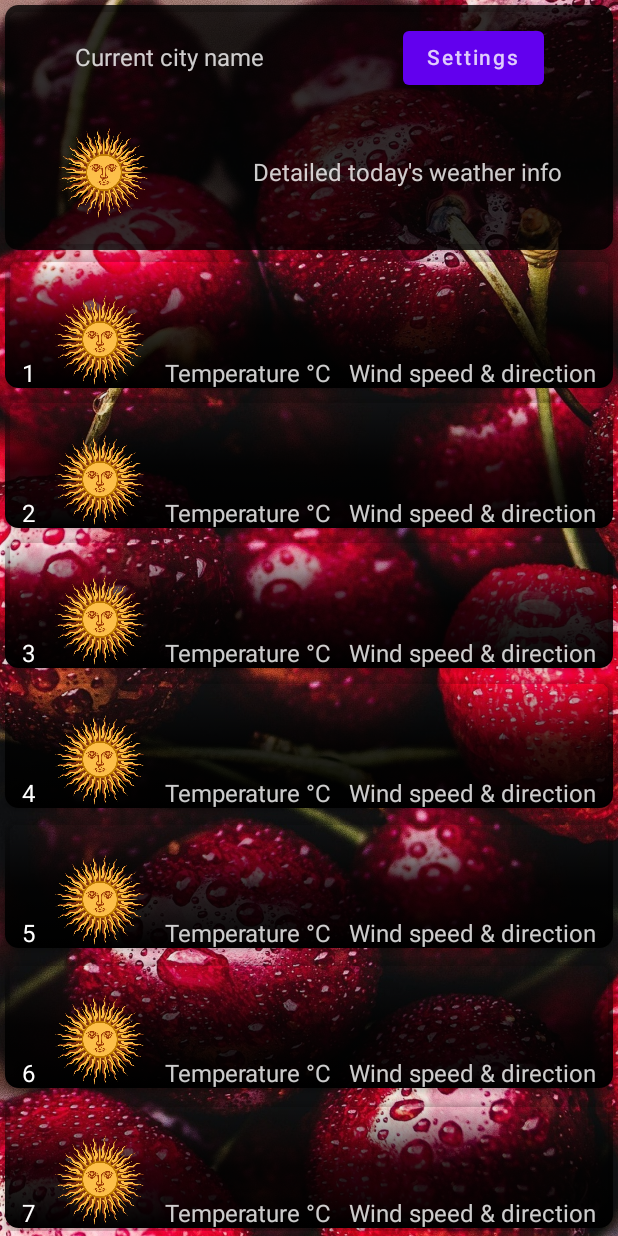
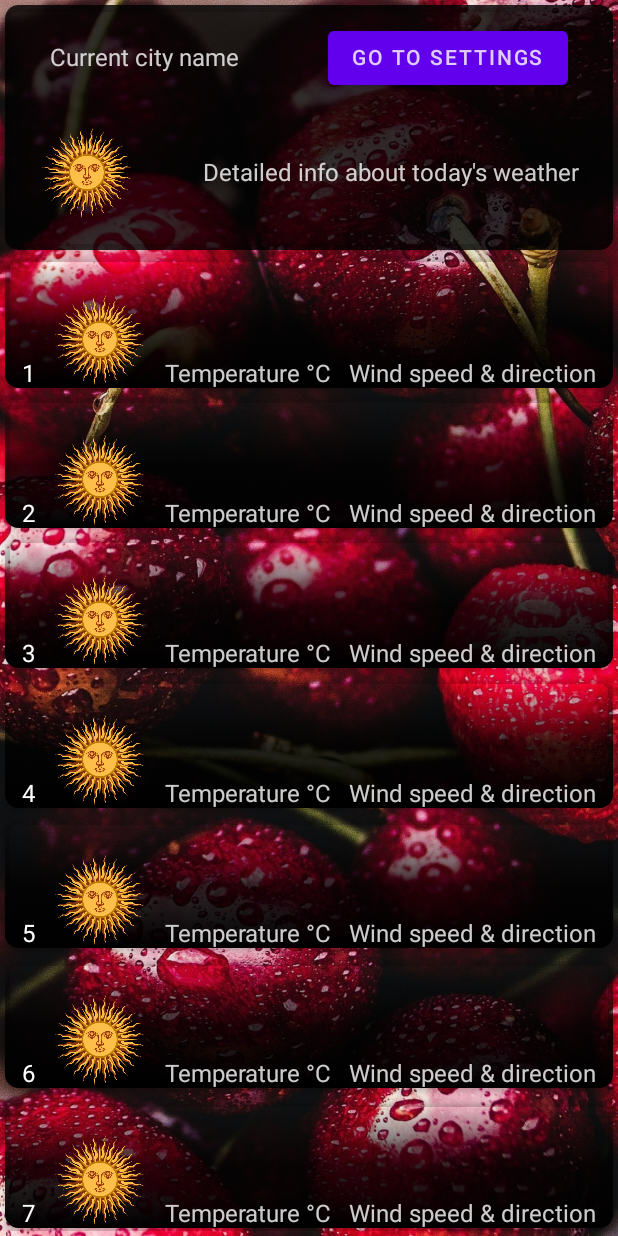
Before and after one commit to Kuchibecka/WeatherApp, an Android app built with Jetpack Compose: the screen it shows after launch (MainActivity), on a phone screen of 412 x 824 dp. Run offline under Robolectric (Android 15) with nearby library versions, the light colour scheme and no system bars.

Commit message:
Work on navigation has begun. Introduced a few new fragments to make MainScreen.kt less complex

```diff
--- a/app/src/main/java/com/kuchibecka/weatherapp/MainActivity.kt
+++ b/app/src/main/java/com/kuchibecka/weatherapp/MainActivity.kt
@@ -2,7 +2,6 @@ package com.kuchibecka.weatherapp
 
 import android.content.Context
 import android.os.Bundle
-import android.util.Log
 import androidx.activity.ComponentActivity
 import androidx.activity.compose.setContent
 import androidx.compose.foundation.Image
@@ -10,31 +9,28 @@ import androidx.compose.foundation.background
 import androidx.compose.foundation.layout.*
 import androidx.compose.foundation.lazy.LazyColumn
 import androidx.compose.foundation.lazy.itemsIndexed
-import androidx.compose.foundation.shape.CircleShape
 import androidx.compose.foundation.shape.RoundedCornerShape
-import androidx.compose.material.Button
 import androidx.compose.material.Card
-import androidx.compose.material.Surface
 import androidx.compose.material.Text
 import androidx.compose.runtime.Composable
 import androidx.compose.runtime.MutableState
 import androidx.compose.ui.Alignment
 import androidx.compose.ui.Modifier
-import androidx.compose.ui.draw.clip
 import androidx.compose.ui.graphics.Brush
 import androidx.compose.ui.graphics.Color
 import androidx.compose.ui.layout.ContentScale
 import androidx.compose.ui.res.painterResource
-import androidx.compose.ui.tooling.preview.Preview
 import androidx.compose.ui.unit.dp
+import androidx.navigation.compose.NavHost
+import androidx.navigation.compose.composable
 import androidx.navigation.compose.rememberNavController
 import com.kuchibecka.weatherapp.screens.MainScreen
+import com.kuchibecka.weatherapp.screens.SettingsScreen
 import com.kuchibecka.weatherapp.ui.theme.WeatherAppTheme
-import retrofit2.HttpException
-import java.io.IOException
 
 
 const val API_KEY = "93e8bb3d75904109905130630220311"
+//TODO: add logs (MUCH logs)
 const val MAIN_TAG = "MainActivity"
 
 class MainActivity : ComponentActivity() {
@@ -62,19 +58,24 @@ class MainActivity : ComponentActivity() {
         setContent {
             WeatherAppTheme {
                 val navController = rememberNavController()
-
-                MyContent()
+                NavHost(navController = navController, startDestination = "mainScreen") {
+                    composable("mainScreen") {
+                        MainScreen(
+                            navController = navController,
+                            //TODO: replace with the real today's weather background
+                            backgroundImg = R.drawable.logo,
+                            //TODO: replace with the real today's weather logo
+                            todayWeatherLogo = R.drawable.sun_logo
+                        )
+                    }
+                    composable("settingsScreen") { SettingsScreen(navController = navController) }
+                }
             }
         }
     }
 }
 
-@Preview(showBackground = true)
-@Composable
-fun MyContent() {
-    MainScreen(logo = R.drawable.logo, sun_logo = R.drawable.sun_logo)
-}
-
+//TODO: Introduce a new fragment
 @Composable
 fun WeekWeatherList(weekWeatherForecastData: ArrayList<String>) {
     // Bottom with week weather
@@ -86,46 +87,14 @@ fun WeekWeatherList(weekWeatherForecastData: ArrayList<String>) {
         itemsIndexed(
             weekWeatherForecastData
         ) { _, item ->
-            WeekWeatherItem(item, "")
+            WeekWeatherItem(item)
         }
     }
 }
 
-
-/**
- * Bottom "Weather for the week" element
- *
- * @param weekList list of week dates
- * @param weekLogoIds list of week weather pictures
- *
- */
+//TODO: maybe introduce a new fragment
 @Composable
-fun WeekWeatherList(weekList: ArrayList<String>, weekLogoIds: ArrayList<String>) {
-    Column(
-        modifier = Modifier
-            .fillMaxSize(),
-        verticalArrangement = Arrangement.SpaceAround
-    ) {
-        WeekWeatherItem(weekList[0], weekLogoIds[0])
-        WeekWeatherItem(weekList[1], weekLogoIds[1])
-        WeekWeatherItem(weekList[2], weekLogoIds[2])
-        WeekWeatherItem(weekList[3], weekLogoIds[3])
-        WeekWeatherItem(weekList[4], weekLogoIds[4])
-        WeekWeatherItem(weekList[5], weekLogoIds[5])
-        WeekWeatherItem(weekList[6], weekLogoIds[6])
-    }
-}
-
-@Composable
-fun WeekWeatherItem(date: String, weatherLogoId: String) {
-    /*Column(
-        modifier = Modifier
-            .fillMaxWidth()
-            .height(80.dp)
-            .background(Color.Transparent),
-        verticalArrangement = Arrangement.Center,
-        horizontalAlignment = Alignment.CenterHorizontally
-    ) {*/
+fun WeekWeatherItem(date: String) {
     Card(
         modifier = Modifier
             .fillMaxWidth()
@@ -163,7 +132,7 @@ fun WeekWeatherItem(date: String, weatherLogoId: String) {
         ) {
             Row(
                 modifier = Modifier
-                    .background(Color.Transparent) //TODO: ПОЧЕМУ ОН БЕЛЫЙ
+                    .background(Color.Transparent)
                     .fillMaxSize(),
                 horizontalArrangement = Arrangement.SpaceEvenly,
                 verticalAlignment = Alignment.Bottom
@@ -183,6 +152,7 @@ fun WeekWeatherItem(date: String, weatherLogoId: String) {
     /*}*/
 }
 
+//TODO: maybe remove
 private fun getWeatherApiData(city: String, state: MutableState<String>, context: Context) {
     val url = "https://api.weatherapi.com/v1/forecast.json" +
             "?key=93e8bb3d75904109905130630220311" +
--- a/app/src/main/java/com/kuchibecka/weatherapp/screens/MainScreen.kt
+++ b/app/src/main/java/com/kuchibecka/weatherapp/screens/MainScreen.kt
@@ -1,51 +1,39 @@
 package com.kuchibecka.weatherapp.screens
 
-import androidx.compose.foundation.Image
 import androidx.compose.foundation.background
 import androidx.compose.foundation.layout.*
-import androidx.compose.foundation.shape.CircleShape
 import androidx.compose.foundation.shape.RoundedCornerShape
-import androidx.compose.material.Button
 import androidx.compose.material.Card
 import androidx.compose.material.Surface
-import androidx.compose.material.Text
 import androidx.compose.runtime.Composable
 import androidx.compose.ui.Alignment
 import androidx.compose.ui.Modifier
-import androidx.compose.ui.draw.clip
 import androidx.compose.ui.graphics.Color
-import androidx.compose.ui.layout.ContentScale
-import androidx.compose.ui.res.painterResource
 import androidx.compose.ui.unit.dp
+import androidx.navigation.NavHostController
 import com.kuchibecka.weatherapp.WeekWeatherList
+import com.kuchibecka.weatherapp.screens.mainScreenFragments.BackgroundFragment
+import com.kuchibecka.weatherapp.screens.mainScreenFragments.CityNameAndSettings
+import com.kuchibecka.weatherapp.screens.mainScreenFragments.TodayWeatherFragment
 
-//TODO: привести в порядок структуру проекта, разнести компоненты в отдельные файлы
-
+//TODO: check all passed params
 @Composable
-fun MainScreen(logo: Int, sun_logo: Int) {
+fun MainScreen(
+    navController: NavHostController,
+    backgroundImg: Int,
+    todayWeatherLogo: Int
+) {
     Surface(
         modifier = Modifier
             .fillMaxSize()
     ) {
+        BackgroundFragment(backgroundImg = backgroundImg)
         Box(
             modifier = Modifier
                 .fillMaxSize()
                 .background(Color.Transparent)
         ) {
-            Image(
-                painter = painterResource(id = logo) /*TODO: painterResource(id = R.drawable.logo)*/,
-                contentDescription = "Main background",
-                contentScale = ContentScale.FillHeight,
-                modifier = Modifier
-                    .fillMaxSize()
-            )
-        }
-        Box(
-            modifier = Modifier
-                .fillMaxSize()
-                .background(Color.Transparent)
-        ) {
-            Column( //TODO: заменить на LazyColumn
+            Column( //TODO: replace with LazyColumn
                 modifier = Modifier
                     .background(Color.Transparent)
                     .fillMaxSize()
@@ -73,48 +61,12 @@ fun MainScreen(logo: Int, sun_logo: Int) {
                             verticalArrangement = Arrangement.SpaceEvenly,
                             horizontalAlignment = Alignment.CenterHorizontally
                         ) {
-                            Row(
-                                modifier = Modifier
-                                    .fillMaxWidth()
-                                    .background(Color.Transparent),
-                                horizontalArrangement = Arrangement.SpaceAround,
-                                verticalAlignment = Alignment.CenterVertically
-                            ) {
-                                Text(
-                                    text = "Current city name",
-                                    color = Color.White.copy(alpha = 0.8f)
-                                )
-                                Button(
-                                    onClick = { /*TODO*/ }
-                                ) {
-                                    Text(text = "Settings", color = Color.White.copy(alpha = 0.8f))
-                                }
-                            }
-                            Row(
-                                modifier = Modifier
-                                    .fillMaxWidth()
-                                    .fillMaxHeight(0.7f)
-                                    .background(Color.Transparent),
-                                horizontalArrangement = Arrangement.SpaceAround,
-                                verticalAlignment = Alignment.CenterVertically
-                            ) {
-                                Image(
-                                    painter = painterResource(id = sun_logo),
-                                    contentDescription = "weather logo",
-                                    contentScale = ContentScale.Crop,
-                                    modifier = Modifier
-                                        .size(64.dp)
-                                        .clip(CircleShape)
-                                )
-                                Text(
-                                    text = "Detailed today's weather info",
-                                    color = Color.White.copy(alpha = 0.8f)
-                                )
-                            }
+                            CityNameAndSettings(navController = navController)
+                            TodayWeatherFragment(todayWeatherLogo = todayWeatherLogo)
                         }
                     }
                 }
-
+                //TODO: insert real data list from WeatherAPI
                 WeekWeatherList(arrayListOf("1", "2", "3", "4", "5", "6", "7"))
             }
         }
--- /dev/null
+++ b/app/src/main/java/com/kuchibecka/weatherapp/screens/mainScreenFragments/BackgroundFragment.kt
@@ -0,0 +1,28 @@
+package com.kuchibecka.weatherapp.screens.mainScreenFragments
+
+import androidx.compose.foundation.Image
+import androidx.compose.foundation.background
+import androidx.compose.foundation.layout.Box
+import androidx.compose.foundation.layout.fillMaxSize
+import androidx.compose.runtime.Composable
+import androidx.compose.ui.Modifier
+import androidx.compose.ui.graphics.Color
+import androidx.compose.ui.layout.ContentScale
+import androidx.compose.ui.res.painterResource
+
+@Composable
+fun BackgroundFragment(backgroundImg: Int) {
+    Box(
+        modifier = Modifier
+            .fillMaxSize()
+            .background(Color.Transparent)
+    ) {
+        Image(
+            painter = painterResource(id = backgroundImg),
+            contentDescription = "Main background",
+            contentScale = ContentScale.FillHeight,
+            modifier = Modifier
+                .fillMaxSize()
+        )
+    }
+}
--- /dev/null
+++ b/app/src/main/java/com/kuchibecka/weatherapp/screens/mainScreenFragments/CityNameAndSettingsFragment.kt
@@ -0,0 +1,37 @@
+package com.kuchibecka.weatherapp.screens.mainScreenFragments
+
+import androidx.compose.foundation.background
+import androidx.compose.foundation.layout.Arrangement
+import androidx.compose.foundation.layout.Row
+import androidx.compose.foundation.layout.fillMaxWidth
+import androidx.compose.material.Button
+import androidx.compose.material.Text
+import androidx.compose.runtime.Composable
+import androidx.compose.ui.Alignment
+import androidx.compose.ui.Modifier
+import androidx.compose.ui.graphics.Color
+import androidx.navigation.NavHostController
+
+@Composable
+fun CityNameAndSettings(navController: NavHostController) {
+    Row(
+        modifier = Modifier
+            .fillMaxWidth()
+            .background(Color.Transparent),
+        horizontalArrangement = Arrangement.SpaceAround,
+        verticalAlignment = Alignment.CenterVertically
+    ) {
+        Text(
+            text = "Current city name",
+            color = Color.White.copy(alpha = 0.8f)
+        )
+        Button(
+            onClick = { navController.navigate("settingsScreen") }
+        ) {
+            Text(
+                text = "GO TO SETTINGS",
+                color = Color.White.copy(alpha = 0.8f)
+            )
+        }
+    }
+}
--- /dev/null
+++ b/app/src/main/java/com/kuchibecka/weatherapp/screens/mainScreenFragments/TodayWeatherFragment.kt
@@ -0,0 +1,40 @@
+package com.kuchibecka.weatherapp.screens.mainScreenFragments
+
+import androidx.compose.foundation.Image
+import androidx.compose.foundation.background
+import androidx.compose.foundation.layout.*
+import androidx.compose.foundation.shape.CircleShape
+import androidx.compose.material.Text
+import androidx.compose.runtime.Composable
+import androidx.compose.ui.Alignment
+import androidx.compose.ui.Modifier
+import androidx.compose.ui.draw.clip
+import androidx.compose.ui.graphics.Color
+import androidx.compose.ui.layout.ContentScale
+import androidx.compose.ui.res.painterResource
+import androidx.compose.ui.unit.dp
+
+@Composable
+fun TodayWeatherFragment(todayWeatherLogo: Int) {
+    Row(
+        modifier = Modifier
+            .fillMaxWidth()
+            .fillMaxHeight(0.7f)
+            .background(Color.Transparent),
+        horizontalArrangement = Arrangement.SpaceAround,
+        verticalAlignment = Alignment.CenterVertically
+    ) {
+        Image(
+            painter = painterResource(id = todayWeatherLogo),
+            contentDescription = "weather logo",
+            contentScale = ContentScale.Crop,
+            modifier = Modifier
+                .size(64.dp)
+                .clip(CircleShape)
+        )
+        Text(
+            text = "Detailed info about today's weather",
+            color = Color.White.copy(alpha = 0.8f)
+        )
+    }
+}
```
Also changed, not shown: app/src/main/java/com/kuchibecka/weatherapp/screens/SettingsScreen.kt (+44 -2 lines).
